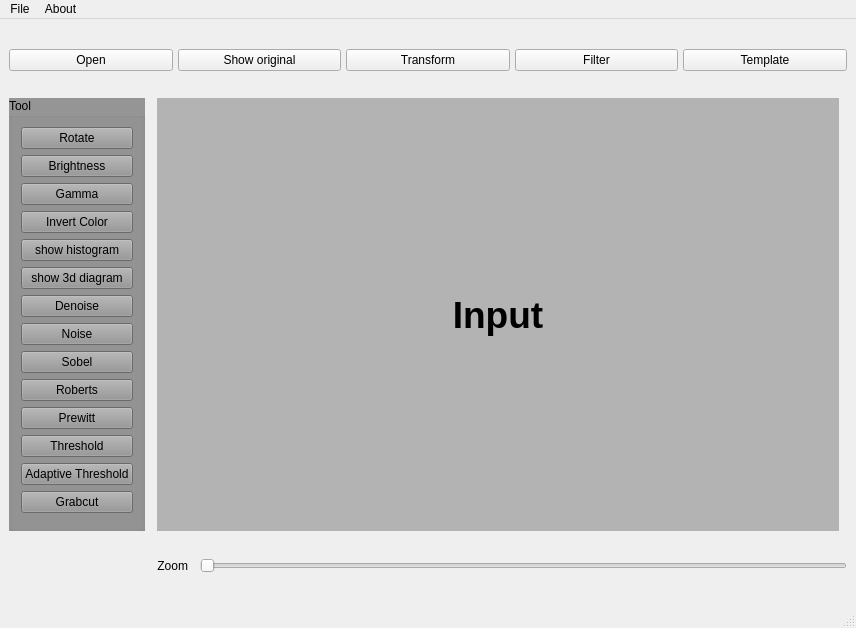
The window that masterUI/ui/master.ui (truongduchainguyen/XLA) describes before a commit, drawn with Qt 5.
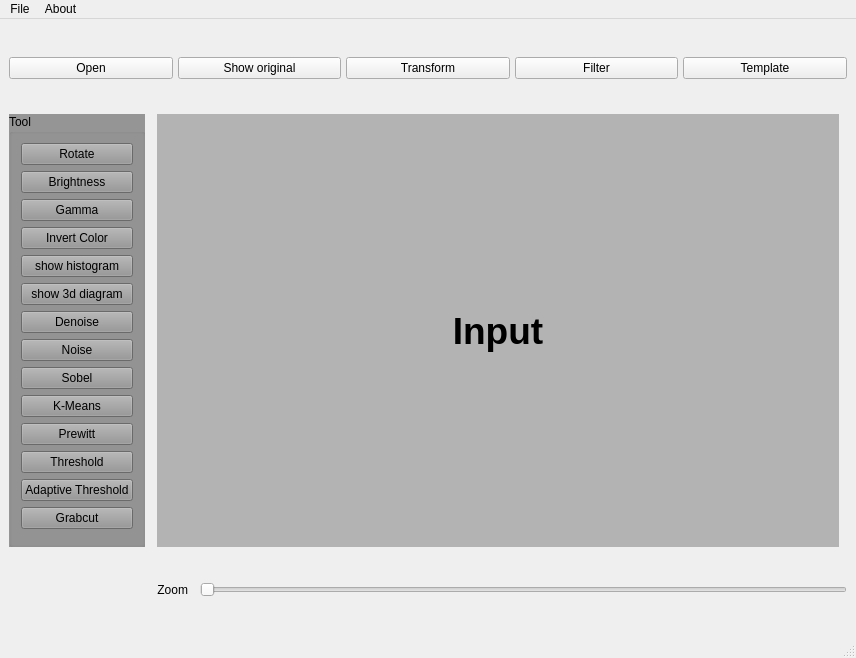
The same window after the commit.

Commit message: add kmean button + gitignore including 2 file vscode

Diff of the .ui file:
```diff
--- a/masterUI/ui/master.ui
+++ b/masterUI/ui/master.ui
@@ -7,7 +7,7 @@
     <x>0</x>
     <y>0</y>
     <width>856</width>
-    <height>628</height>
+    <height>658</height>
    </rect>
   </property>
   <property name="windowTitle">
@@ -505,7 +505,7 @@
        <item row="9" column="0">
         <widget class="QPushButton" name="btn_roberts">
          <property name="text">
-          <string>Roberts</string>
+          <string>K-Means</string>
          </property>
         </widget>
        </item>
```
Left out of the diff: 4 changed lines with no effect on the pictures. The commit also changes 7 other files.
